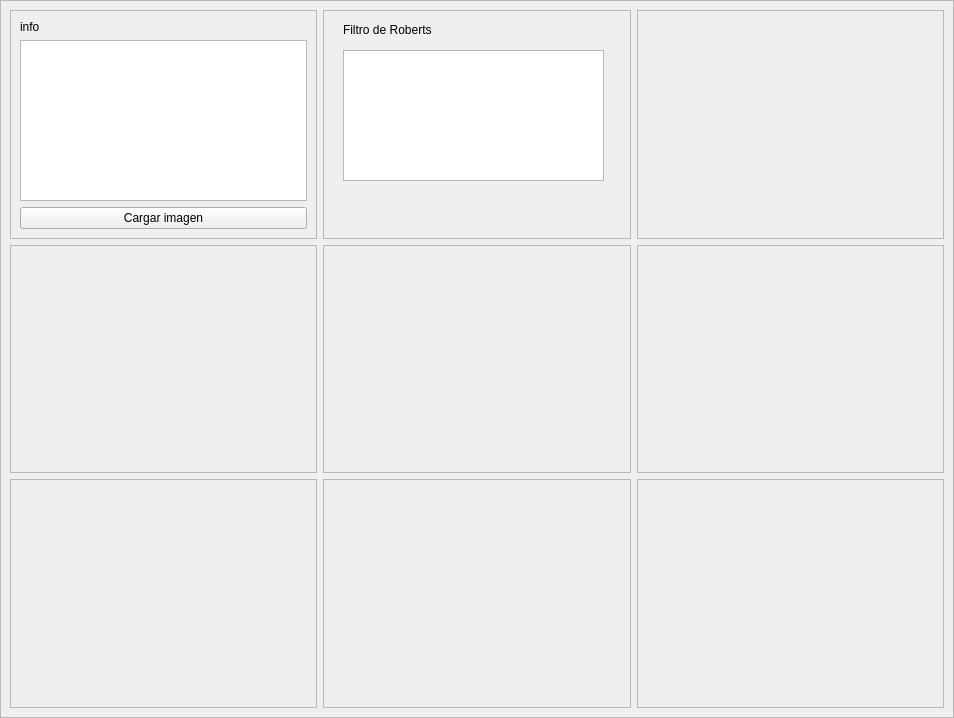
Qt form gui_acentuado.ui (leninrkb/acentuado-imagenes-con-python) before a commit.
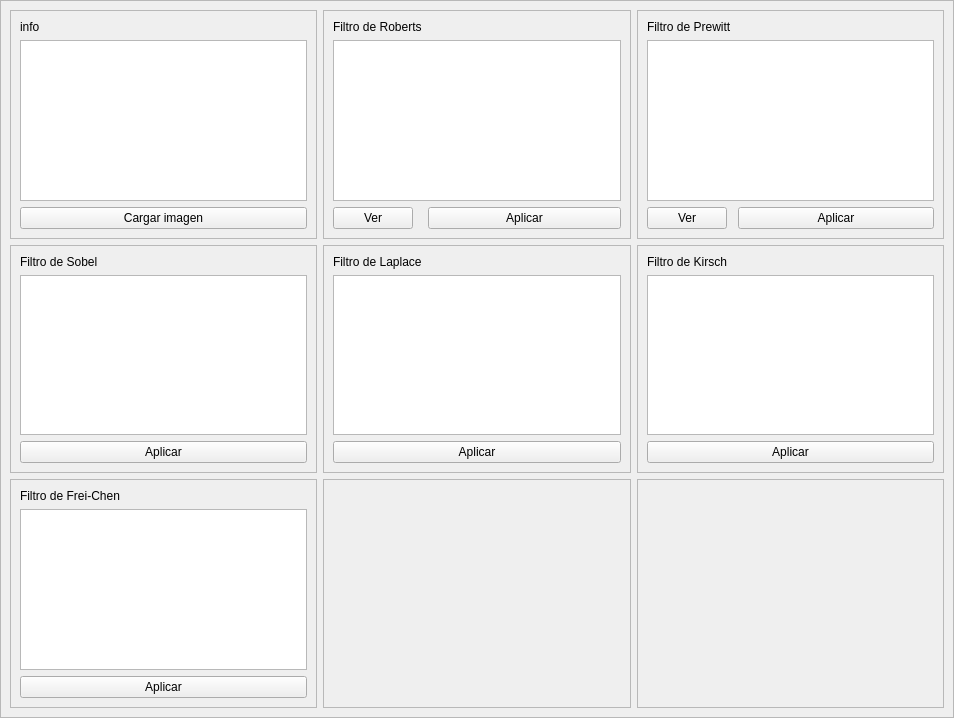
The same form after that commit.

Commit message: filtros de acentuado listos

```diff
--- a/gui_acentuado.ui
+++ b/gui_acentuado.ui
@@ -38,7 +38,7 @@
       <property name="frameShadow">
        <enum>QFrame::Raised</enum>
       </property>
-      <layout class="QGridLayout" name="gridLayout" rowstretch="1,1,1" columnstretch="1,1,1,0" columnminimumwidth="1,1,1,0">
+      <layout class="QGridLayout" name="gridLayout" rowstretch="1,1,1" columnstretch="1,1,1">
        <item row="2" column="2">
         <widget class="QFrame" name="frame_10">
          <property name="frameShape">
@@ -67,6 +67,32 @@
          <property name="frameShadow">
           <enum>QFrame::Raised</enum>
          </property>
+         <layout class="QFormLayout" name="formLayout_2">
+          <item row="0" column="0">
+           <widget class="QLabel" name="label_2">
+            <property name="text">
+             <string>Filtro de Prewitt</string>
+            </property>
+           </widget>
+          </item>
+          <item row="1" column="0" colspan="2">
+           <widget class="QGraphicsView" name="graphicsView_prewitt"/>
+          </item>
+          <item row="2" column="0">
+           <widget class="QPushButton" name="pushButton_ver_prewitt">
+            <property name="text">
+             <string>Ver</string>
+            </property>
+           </widget>
+          </item>
+          <item row="2" column="1">
+           <widget class="QPushButton" name="pushButton_prewitt">
+            <property name="text">
+             <string>Aplicar</string>
+            </property>
+           </widget>
+          </item>
+         </layout>
         </widget>
        </item>
        <item row="0" column="0">
@@ -106,6 +132,25 @@
          <property name="frameShadow">
           <enum>QFrame::Raised</enum>
          </property>
+         <layout class="QVBoxLayout" name="verticalLayout_8">
+          <item>
+           <widget class="QLabel" name="label_6">
+            <property name="text">
+             <string>Filtro de Frei-Chen</string>
+            </property>
+           </widget>
+          </item>
+          <item>
+           <widget class="QGraphicsView" name="graphicsView_freichen"/>
+          </item>
+          <item>
+           <widget class="QPushButton" name="pushButton_freichen">
+            <property name="text">
+             <string>Aplicar</string>
+            </property>
+           </widget>
+          </item>
+         </layout>
         </widget>
        </item>
        <item row="0" column="1">
@@ -116,29 +161,32 @@
          <property name="frameShadow">
           <enum>QFrame::Raised</enum>
          </property>
-         <widget class="QLabel" name="label">
-          <property name="geometry">
-           <rect>
-            <x>20</x>
-            <y>10</y>
-            <width>221</width>
-            <height>19</height>
-           </rect>
-          </property>
-          <property name="text">
-           <string>Filtro de Roberts</string>
-          </property>
-         </widget>
-         <widget class="QGraphicsView" name="graphicsView_roberts">
-          <property name="geometry">
-           <rect>
-            <x>20</x>
-            <y>40</y>
-            <width>261</width>
-            <height>131</height>
-           </rect>
-          </property>
-         </widget>
+         <layout class="QFormLayout" name="formLayout">
+          <item row="0" column="0">
+           <widget class="QLabel" name="label">
+            <property name="text">
+             <string>Filtro de Roberts</string>
+            </property>
+           </widget>
+          </item>
+          <item row="1" column="0" colspan="2">
+           <widget class="QGraphicsView" name="graphicsView_roberts"/>
+          </item>
+          <item row="2" column="0">
+           <widget class="QPushButton" name="pushButton_ver_roberts">
+            <property name="text">
+             <string>Ver</string>
+            </property>
+           </widget>
+          </item>
+          <item row="2" column="1">
+           <widget class="QPushButton" name="pushButton_roberts">
+            <property name="text">
+             <string>Aplicar</string>
+            </property>
+           </widget>
+          </item>
+         </layout>
         </widget>
        </item>
        <item row="1" column="1">
@@ -149,6 +197,25 @@
          <property name="frameShadow">
           <enum>QFrame::Raised</enum>
          </property>
+         <layout class="QVBoxLayout" name="verticalLayout_6">
+          <item>
+           <widget class="QLabel" name="label_4">
+            <property name="text">
+             <string>Filtro de Laplace</string>
+            </property>
+           </widget>
+          </item>
+          <item>
+           <widget class="QGraphicsView" name="graphicsView_laplace"/>
+          </item>
+          <item>
+           <widget class="QPushButton" name="pushButton_laplace">
+            <property name="text">
+             <string>Aplicar</string>
+            </property>
+           </widget>
+          </item>
+         </layout>
         </widget>
        </item>
        <item row="1" column="0">
@@ -159,6 +226,25 @@
          <property name="frameShadow">
           <enum>QFrame::Raised</enum>
          </property>
+         <layout class="QVBoxLayout" name="verticalLayout_5">
+          <item>
+           <widget class="QLabel" name="label_3">
+            <property name="text">
+             <string>Filtro de Sobel</string>
+            </property>
+           </widget>
+          </item>
+          <item>
+           <widget class="QGraphicsView" name="graphicsView_sobel"/>
+          </item>
+          <item>
+           <widget class="QPushButton" name="pushButton_sobel">
+            <property name="text">
+             <string>Aplicar</string>
+            </property>
+           </widget>
+          </item>
+         </layout>
         </widget>
        </item>
        <item row="1" column="2">
@@ -169,6 +255,25 @@
          <property name="frameShadow">
           <enum>QFrame::Raised</enum>
          </property>
+         <layout class="QVBoxLayout" name="verticalLayout_7">
+          <item>
+           <widget class="QLabel" name="label_5">
+            <property name="text">
+             <string>Filtro de Kirsch</string>
+            </property>
+           </widget>
+          </item>
+          <item>
+           <widget class="QGraphicsView" name="graphicsView_kirsch"/>
+          </item>
+          <item>
+           <widget class="QPushButton" name="pushButton_kirsch">
+            <property name="text">
+             <string>Aplicar</string>
+            </property>
+           </widget>
+          </item>
+         </layout>
         </widget>
        </item>
       </layout>
```
The commit also changes 4 other files.
